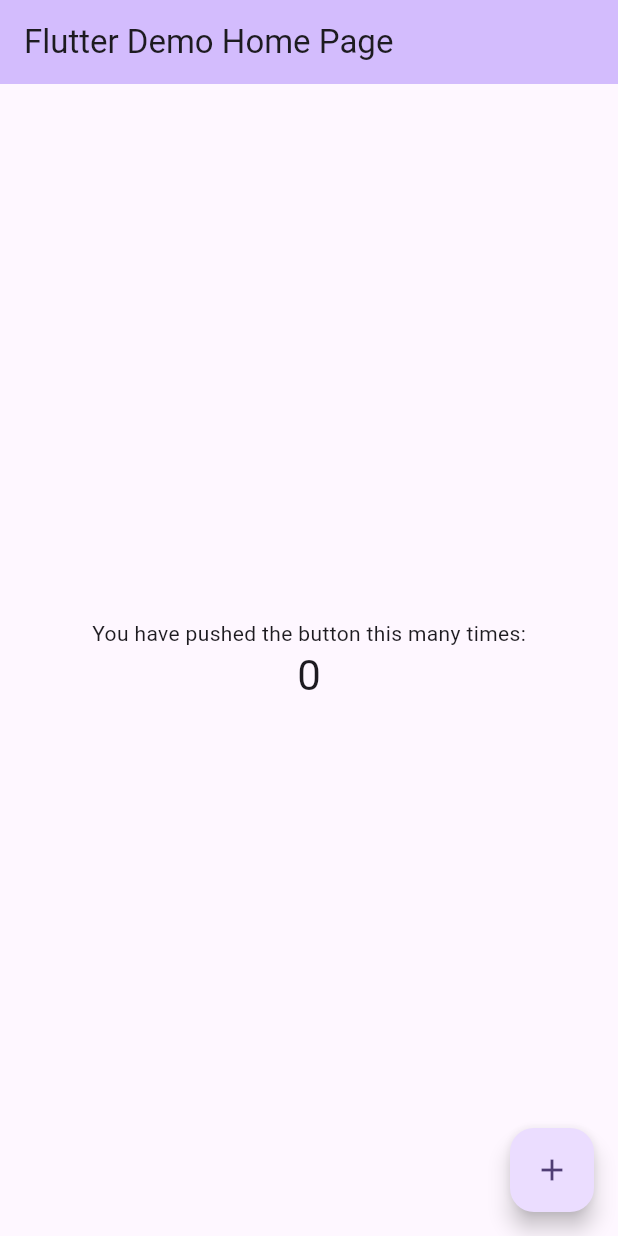
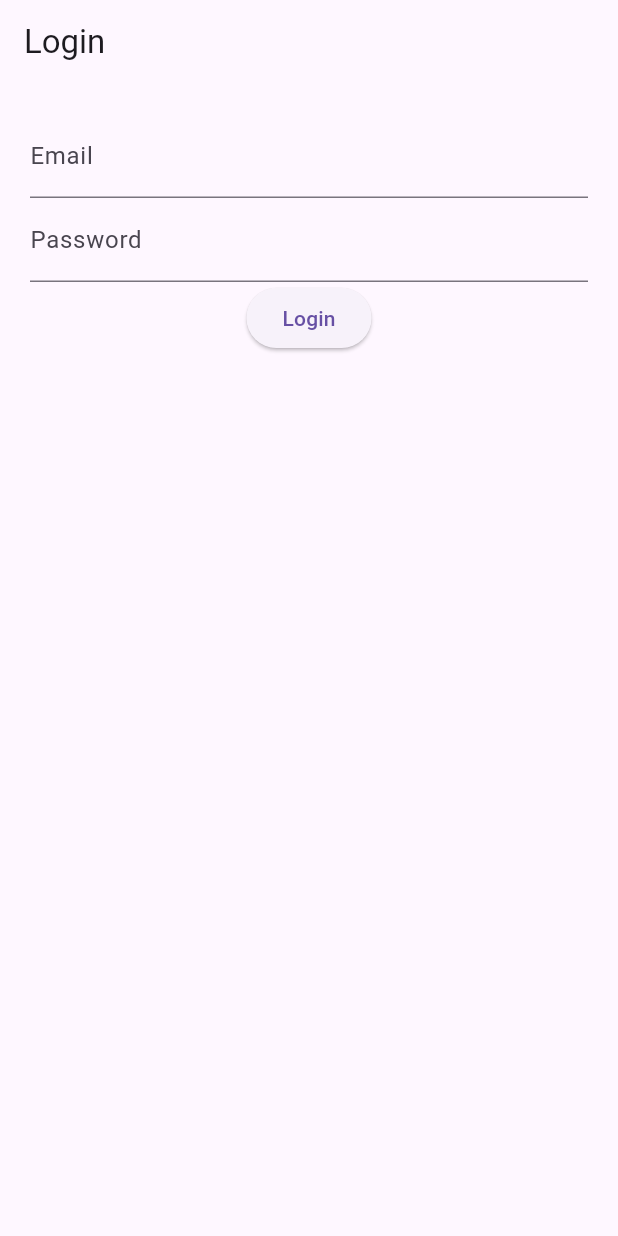
Before and after one commit to ibnuladib/login-system-flutter-flask, a Flutter app: the screen it shows after launch, on a phone screen of 412 x 824 dp. Run offline on Flutter 3.47's test engine with Material 3 defaults, Android fonts, the phone set to English and light mode, and no system bars.

Commit message:
regster page

```diff
--- a/frontend/lib/main.dart
+++ b/frontend/lib/main.dart
@@ -1,4 +1,6 @@
 import 'package:flutter/material.dart';
+import 'pages/login_page.dart';
+import 'pages/register_page.dart';
 
 void main() {
   runApp(const MyApp());
@@ -10,59 +12,13 @@ class MyApp extends StatelessWidget {
   @override
   Widget build(BuildContext context) {
     return MaterialApp(
-      title: 'Flutter Demo',
-      theme: ThemeData(
-
-        colorScheme: ColorScheme.fromSeed(seedColor: Colors.deepPurple),
-      ),
-      home: const MyHomePage(title: 'Flutter Demo Home Page'),
+      debugShowCheckedModeBanner: false,
+      title: 'Login System',
+      initialRoute: '/login',
+      routes: {
+        '/login': (context) => const LoginPage(),
+        '/register': (context) => const RegisterPage(),
+      },
     );
   }
 }
-
-class MyHomePage extends StatefulWidget {
-  const MyHomePage({super.key, required this.title});
-
-  final String title;
-
-  @override
-  State<MyHomePage> createState() => _MyHomePageState();
-}
-
-class _MyHomePageState extends State<MyHomePage> {
-  int _counter = 0;
-
-  void _incrementCounter() {
-    setState(() {
-
-      _counter++;
-    });
-  }
-
-  @override
-  Widget build(BuildContext context) {
-    return Scaffold(
-      appBar: AppBar(
-        backgroundColor: Theme.of(context).colorScheme.inversePrimary,
-        title: Text(widget.title),
-      ),
-      body: Center(
-        child: Column(
-          mainAxisAlignment: MainAxisAlignment.center,
-          children: <Widget>[
-            const Text('You have pushed the button this many times:'),
-            Text(
-              '$_counter',
-              style: Theme.of(context).textTheme.headlineMedium,
-            ),
-          ],
-        ),
-      ),
-      floatingActionButton: FloatingActionButton(
-        onPressed: _incrementCounter,
-        tooltip: 'Increment',
-        child: const Icon(Icons.add),
-      ),
-    );
-  }
-}
--- a/frontend/lib/pages/login_page.dart
+++ b/frontend/lib/pages/login_page.dart
@@ -0,0 +1,41 @@
+import 'package:flutter/material.dart';
+import 'package:frontend/services/api.dart';
+import '../services/api.dart';
+
+class LoginPage extends StatefulWidget {
+  const LoginPage({super.key});
+
+  @override
+  State<LoginPage> createState() => _LoginPageState();
+}
+
+class _LoginPageState extends State<LoginPage> {
+  final TextEditingController emailCtrl = TextEditingController();
+  final TextEditingController passCtrl = TextEditingController();
+  String message = "";
+
+  void _login() async {
+    final result = await Api.login(emailCtrl.text, passCtrl.text);
+    setState(() {
+      message = result["message"];
+    });
+  }
+
+  @override
+  Widget build(BuildContext context) {
+    return Scaffold(
+      appBar: AppBar(title: const Text("Login")),
+      body: Padding(
+        padding: const EdgeInsets.all(20),
+        child: Column(
+          children: [
+            TextField(controller: emailCtrl, decoration: const InputDecoration(labelText: "Email")),
+            TextField(controller: passCtrl, decoration: const InputDecoration(labelText: "Password"), obscureText: true),
+            ElevatedButton(onPressed: _login, child: const Text("Login")),
+            Text(message, style: const TextStyle(color: Colors.red)),
+          ],
+        ),
+      ),
+    );
+  }
+}
--- a/frontend/lib/services/api.dart
+++ b/frontend/lib/services/api.dart
@@ -3,7 +3,7 @@ import 'dart:io';
 import 'package:http/http.dart' as http;
 
 class Api{
-    static const String baseUrl = "http://127.0.01:5000";
+    static const String baseUrl = "http://127.0.0.1:5000";
 
     static Future<Map<String, dynamic>> login(String email, String password) async{
         final response = await http.post(
```
Also changed, not shown: frontend/lib/pages/register_page.dart (+55 -0 lines).
